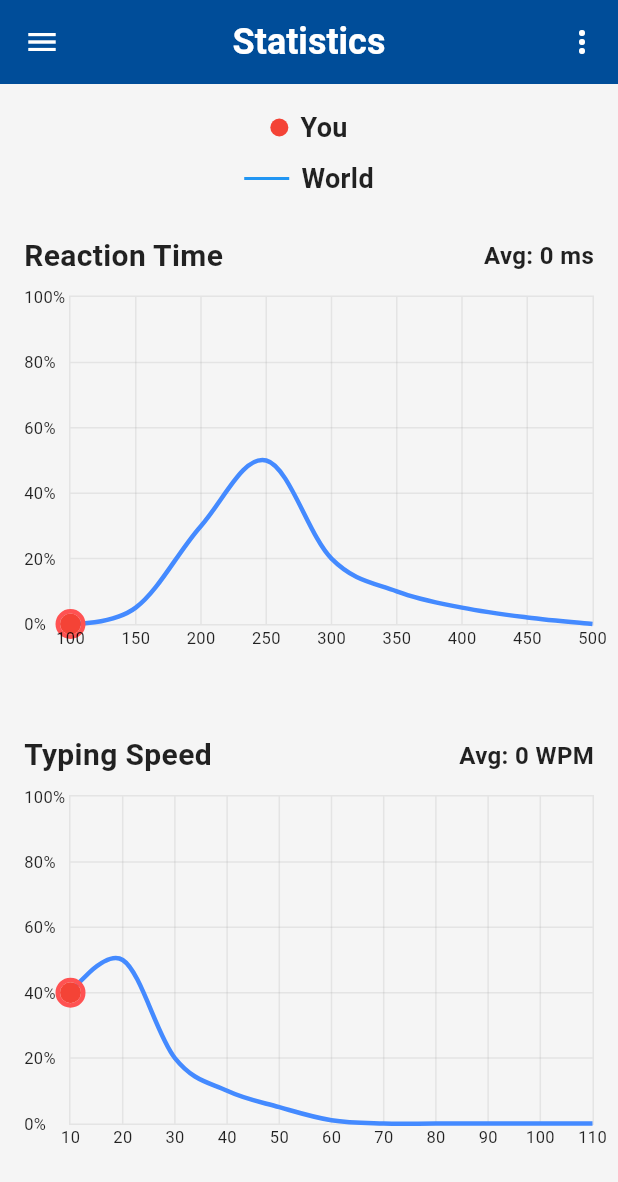
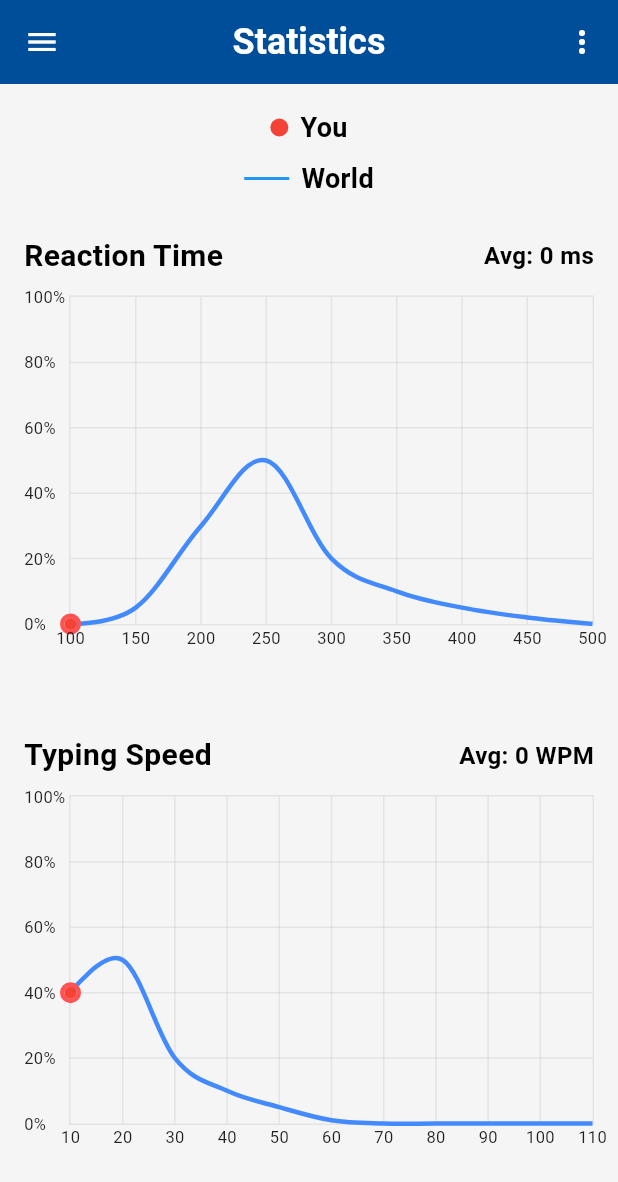
Before and after one commit to PrintN/Human-Benchmark, a Flutter app: the FAQScreen screen opened directly, after a tap on the "menu" icon, after a tap on "Statistics", on a phone screen of 412 x 824 dp. Shown: the top 1182 px of the screen. Run offline on Flutter 3.47's test engine with Material 3 defaults, Android fonts, the light colour scheme and no system bars; drawn by our look-alikes of fl_chart; our stand-ins replace just_audio, share_plus, shared_preferences; accounts and stored records are empty; project files that could hold a hidden picture were left out.

Commit message:
chore: Make text white in dark mode

```diff
--- a/lib/dual_n-back.dart
+++ b/lib/dual_n-back.dart
@@ -352,14 +352,12 @@ class _DualNBackTestScreenState extends State<DualNBackTestScreen> {
       mainAxisAlignment: MainAxisAlignment.center,
       children: [
         Text('$_currentLevel-Back',
-            style: const TextStyle(fontSize: 36, fontWeight: FontWeight.bold)),
+            style: TextStyle(fontSize: 36, fontWeight: FontWeight.bold, color: isDarkMode ? Colors.white : Colors.black)),
         const SizedBox(height: 10),
         Text('Correct: $correctCounter   Wrong: $wrongCounter',
             style: TextStyle(
                 fontSize: 18, color: isDarkMode ? Colors.white : Colors.green)),
         const SizedBox(height: 10),
-        // Text('Max Possible Correct Answers: $maxPossibleCorrectAnswers',
-        //    style: const TextStyle(fontSize: 18, color: Colors.blue)),
         const SizedBox(height: 30),
         GridView.builder(
           shrinkWrap: true,
--- a/lib/faq.dart
+++ b/lib/faq.dart
@@ -37,76 +37,7 @@ class FAQScreen extends StatelessWidget {
               ),
             ),
           ),
-          drawer: Drawer(
-            child: Consumer<ThemeProvider>(
-              builder: (context, themeProvider, child) {
-                final bool isDarkMode = themeProvider.isDarkMode;
-
-                return Container(
-                  color: isDarkMode ? Colors.black : const Color(0xFFF5F5F5),
-                  child: ListView(
-                    padding: EdgeInsets.zero,
-                    children: [
-                      Container(
-                        height: 150,
-                        decoration: BoxDecoration(
-                          gradient: isDarkMode
-                              ? null
-                              : const LinearGradient(
-                                  colors: [Color(0xFF004D99), Color(0xFF0073E6)],
-                                  begin: Alignment.topLeft,
-                                  end: Alignment.bottomRight,
-                                ),
-                          color: isDarkMode ? Colors.black : null,
-                        ),
-                        child: Center(
-                          child: Image.asset(
-                            'assets/human-benchmark-no-background.webp',
-                            width: 100,
-                            height: 100,
-                          ),
-                        ),
-                      ),
-                      ListTile(
-                        leading: Icon(Icons.home,
-                            color: isDarkMode ? Colors.white : const Color(0xFF004D99)),
-                        title: const Text('Home'),
-                        onTap: () => Navigator.pushNamed(context, '/'),
-                      ),
-                      ListTile(
-                        leading: Icon(Icons.bar_chart,
-                            color: isDarkMode ? Colors.white : const Color(0xFF004D99)),
-                        title: const Text('Statistics'),
-                        onTap: () {
-                          Navigator.push(
-                            context,
-                            MaterialPageRoute(
-                                builder: (_) => const StatisticsScreen()),
-                          );
-                        },
-                      ),
-                      ListTile(
-                        leading: Icon(Icons.help,
-                            color: isDarkMode ? Colors.white : const Color(0xFF004D99)),
-                        title: const Text('FAQ'),
-                        onTap: () => Navigator.pop(context),
-                      ),
-                      const Divider(),
-                      ListTile(
-                        leading: Icon(Icons.brightness_6,
-                            color: isDarkMode ? Colors.white : const Color(0xFF004D99)),
-                        title: const Text('Toggle Dark/Light Mode'),
-                        onTap: () {
-                          Provider.of<ThemeProvider>(context, listen: false)
-                              .toggleTheme();
-                        },
-                      ),
-                    ],
-                  ),
-                );
-              },
-            ),
-          ),
+          drawer: const AppDrawer(),
           body: Padding(
             padding: const EdgeInsets.all(16.0),
             child: ListView(
--- a/lib/sequence_memory.dart
+++ b/lib/sequence_memory.dart
@@ -279,6 +279,8 @@ class _SequenceMemoryTestScreenState extends State<SequenceMemoryTestScreen> {
   }
 
   Widget _buildTestUI() {
+    final isDarkMode = Theme.of(context).brightness == Brightness.dark;
+
     return Center(
       child: Column(
         mainAxisSize: MainAxisSize.min,
@@ -287,7 +289,7 @@ class _SequenceMemoryTestScreenState extends State<SequenceMemoryTestScreen> {
             padding: const EdgeInsets.symmetric(vertical: 20.0),
             child: Text(
               "Current Sequence Length: $_score",
-              style: const TextStyle(fontSize: 20, fontWeight: FontWeight.bold),
+              style: TextStyle(fontSize: 20, fontWeight: FontWeight.bold, color: isDarkMode ? Colors.white : Colors.black),
             ),
           ),
           SizedBox(
--- a/lib/statistics.dart
+++ b/lib/statistics.dart
@@ -163,18 +163,20 @@ class _Legend extends StatelessWidget {
 
   @override
   Widget build(BuildContext context) {
-    return const Column(
+    final isDark = Theme.of(context).brightness == Brightness.dark;
+
+    return Column(
       children: [
         Row(mainAxisAlignment: MainAxisAlignment.center, children: [
           _LegendDot(color: Colors.red),
           SizedBox(width: 8),
-          Text('You', style: TextStyle(fontSize: 18, fontWeight: FontWeight.bold)),
+          Text('You', style: TextStyle(fontSize: 18, fontWeight: FontWeight.bold, color: isDark ? Colors.white : Colors.black)),
         ]),
         SizedBox(height: 8),
         Row(mainAxisAlignment: MainAxisAlignment.center, children: [
           _LegendLine(),
           SizedBox(width: 8),
-          Text('World', style: TextStyle(fontSize: 18, fontWeight: FontWeight.bold)),
+          Text('World', style: TextStyle(fontSize: 18, fontWeight: FontWeight.bold, color: isDark ? Colors.white : Colors.black)),
         ]),
       ],
     );
@@ -216,13 +218,13 @@ class _StatSection extends StatelessWidget {
         Row(
           mainAxisAlignment: MainAxisAlignment.spaceBetween,
           children: [
-            Text(config.title, style: const TextStyle(fontSize: 20, fontWeight: FontWeight.bold)),
+            Text(config.title, style: TextStyle(fontSize: 20, fontWeight: FontWeight.bold, color: isDark ? Colors.white : Colors.black)),
             Column(
               crossAxisAlignment: CrossAxisAlignment.end,
               children: [
                 Text(
                   'Avg: ${config.average.toStringAsFixed(config.precision)} ${config.unit}',
-                  style: TextStyle(fontSize: 16, fontWeight: FontWeight.bold, color: isDark ? Colors.white70 : Colors.black87),
+                  style: TextStyle(fontSize: 16, fontWeight: FontWeight.bold, color: isDark ? Colors.white : Colors.black),
                 ),
               ],
             ),
@@ -346,7 +348,7 @@ class StatChart extends StatelessWidget {
         dotData: FlDotData(
           show: true,
           getDotPainter: (_, __, ___, ____) => FlDotCirclePainter(
-            radius: 7,
+            radius: 4,
             color: Colors.red,
             strokeColor: Colors.redAccent,
             strokeWidth: 3,
@@ -503,7 +505,7 @@ final List<TestConfig> testConfigs = [
     unit: 'level',
     precision: 0,
     labels: ['1', '2', '3', '4', '5', '6', '7', '8', '9', '10'],
-    globalDistribution: [2, 20, 30, 50, 40, 20, 10, 7, 4, 2],
+    globalDistribution: [30, 50, 40, 30, 20, 10, 5, 4, 3, 2],
     loadResults: DualNBackTestScreen.loadResults,
     getResults: () => DualNBackTestScreen.results,
     clearResults: DualNBackTestScreen.clearResults,
--- a/lib/typing.dart
+++ b/lib/typing.dart
@@ -148,9 +148,9 @@ class _TypingScreenState extends State<TypingScreen> {
                           Column(
                             crossAxisAlignment: CrossAxisAlignment.start,
                             children: [
-                              const Text(
+                              Text(
                                 'Type the following text:',
-                                style: TextStyle(fontSize: 18),
+                                style: TextStyle(fontSize: 18, color: isDarkMode ? Colors.white : Colors.black),
                               ),
                               const SizedBox(height: 10),
                               _buildTextOverlay(),
--- a/lib/verbal_memory.dart
+++ b/lib/verbal_memory.dart
@@ -295,9 +295,10 @@ class _VerbalMemoryTestScreenState extends State<VerbalMemoryTestScreen> {
         const SizedBox(height: 20),
         Text(
           "Words Shown: $_shownWordsCount",
-          style: const TextStyle(
+          style: TextStyle(
             fontSize: 22,
             fontWeight: FontWeight.bold,
+            color: isDarkMode ? Colors.white : Colors.black
           ),
         ),
         const SizedBox(height: 30),
```
Also changed, not shown: lib/visual_memory.dart (+11 -39 lines).
